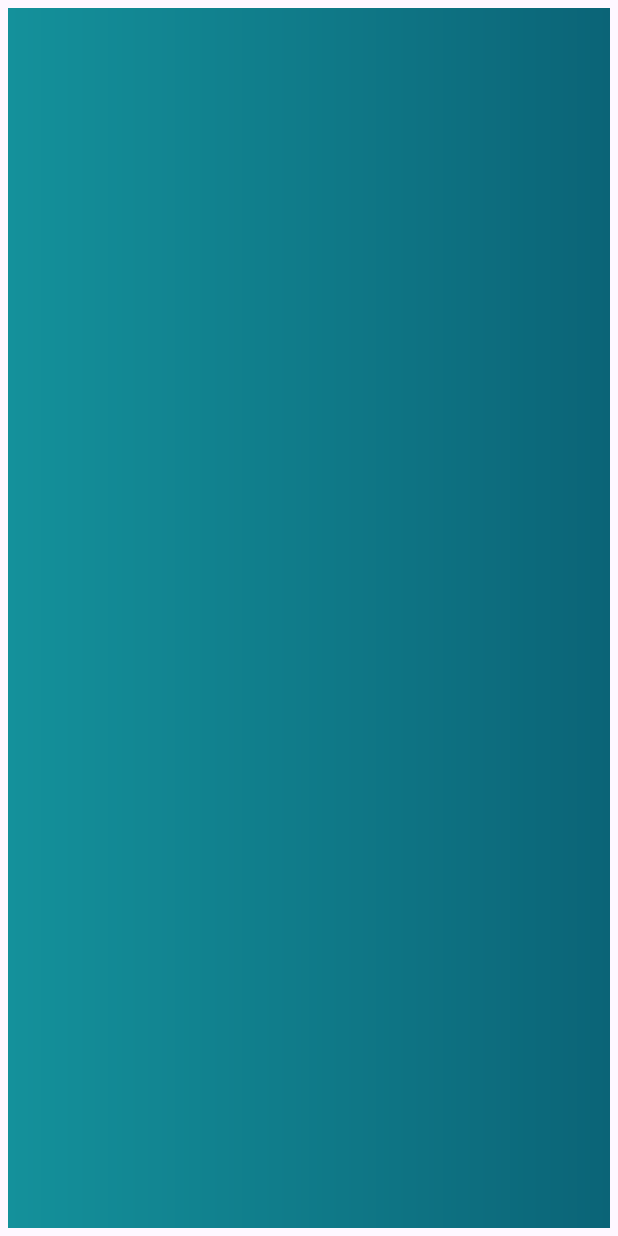
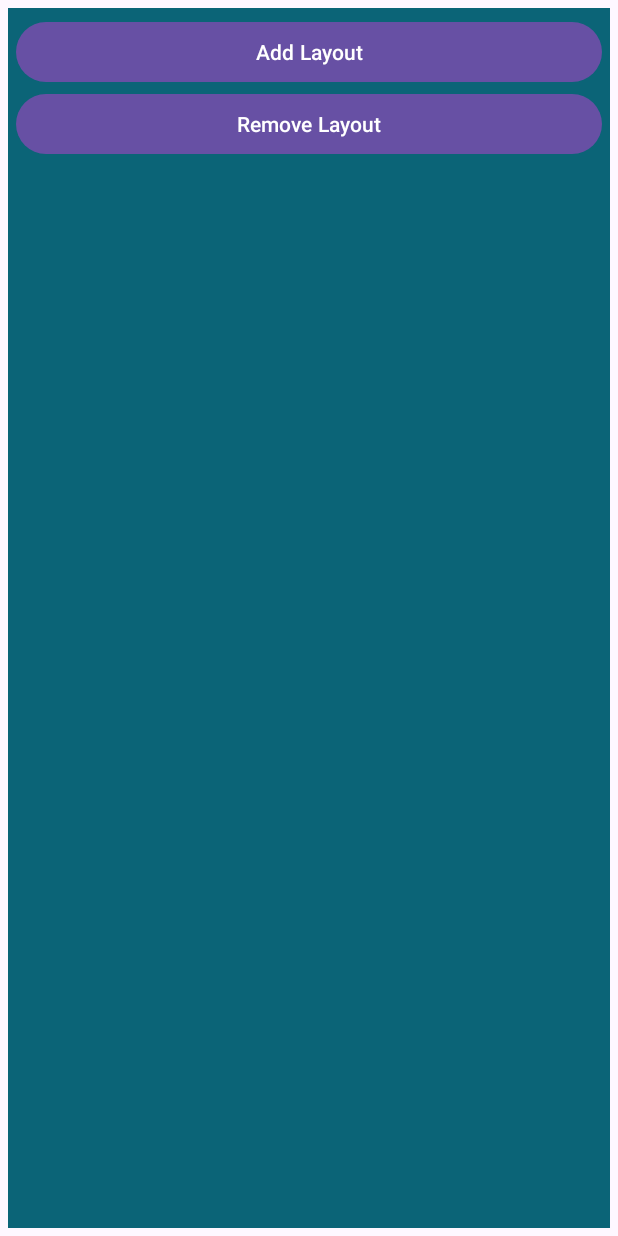
Before and after one commit to anirbanprince/All_Practice, an Android app: the Activity_Layout_Inflater screen opened directly, with no data from a screen before it, on a phone screen of 412 x 824 dp. Run offline under Robolectric (Android 15) with nearby library versions, the phone set to English and light mode, and no system bars.

Commit message:
Merge remote-tracking branch 'origin/master'
# Conflicts:
#	app/src/main/res/layout/activity_shared_p.xml

```diff
--- a/app/src/main/java/com/proseobd/all/Activity_Layout_Inflater.java
+++ b/app/src/main/java/com/proseobd/all/Activity_Layout_Inflater.java
@@ -1,6 +1,8 @@
 package com.proseobd.all;
 
 import android.os.Bundle;
+import android.widget.Button;
+import android.widget.LinearLayout;
 
 import androidx.activity.EdgeToEdge;
 import androidx.appcompat.app.AppCompatActivity;
@@ -9,6 +11,9 @@ import androidx.core.view.ViewCompat;
 import androidx.core.view.WindowInsetsCompat;
 
 public class Activity_Layout_Inflater extends AppCompatActivity {
+
+    Button btnAdd, btnRemove;
+    LinearLayout mainLayout, layoutExt;
 
     @Override
     protected void onCreate(Bundle savedInstanceState) {
--- a/app/src/main/res/layout/activity_layout_inflater.xml
+++ b/app/src/main/res/layout/activity_layout_inflater.xml
@@ -2,15 +2,29 @@
 <LinearLayout xmlns:android="http://schemas.android.com/apk/res/android"
     xmlns:app="http://schemas.android.com/apk/res-auto"
     xmlns:tools="http://schemas.android.com/tools"
-    android:id="@+id/main"
+    android:id="@+id/mainLayout"
     android:layout_width="match_parent"
     android:layout_height="match_parent"
     tools:context=".Activity_Layout_Inflater"
     android:orientation="vertical"
     android:layout_margin="5dp"
     android:padding="5dp"
-    android:background="@drawable/main_bc_style_n"
+    android:background="#0B6477"
     >
+
+    <Button
+        android:id="@+id/btnAdd"
+        android:layout_width="match_parent"
+        android:layout_height="wrap_content"
+        android:text="Add Layout"
+        />
+
+    <Button
+        android:id="@+id/btnRemove"
+        android:layout_width="match_parent"
+        android:layout_height="wrap_content"
+        android:text="Remove Layout"
+        />
 
 
 
--- a/app/src/main/res/layout/activity_list_view_ext.xml
+++ b/app/src/main/res/layout/activity_list_view_ext.xml
@@ -19,6 +19,7 @@
             android:layout_width="100dp"
             android:layout_height="wrap_content"
             android:src="@drawable/seo_expert"
+            android:layout_margin="5dp"
             />
 
         <LinearLayout
@@ -26,7 +27,6 @@
             android:layout_height="match_parent"
             android:orientation="vertical"
             android:gravity="left|center"
-            android:layout_marginLeft="10dp"
             >
 
 
```
Also changed, not shown: app/src/main/res/layout/layout_inflator_ext.xml (added, +64 -0 lines).
